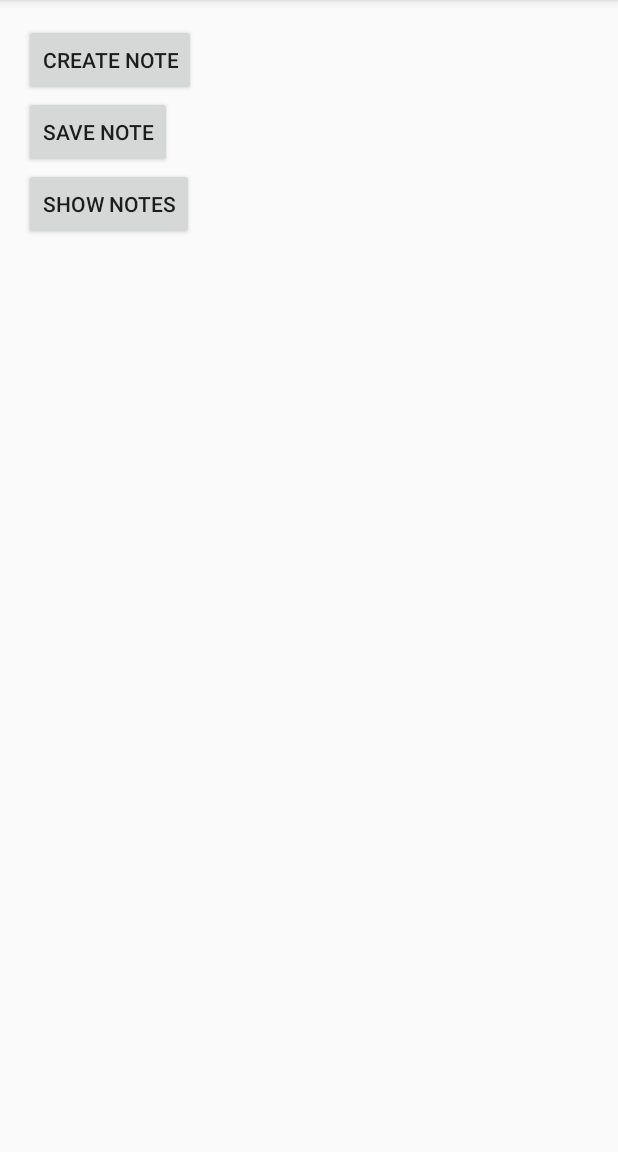
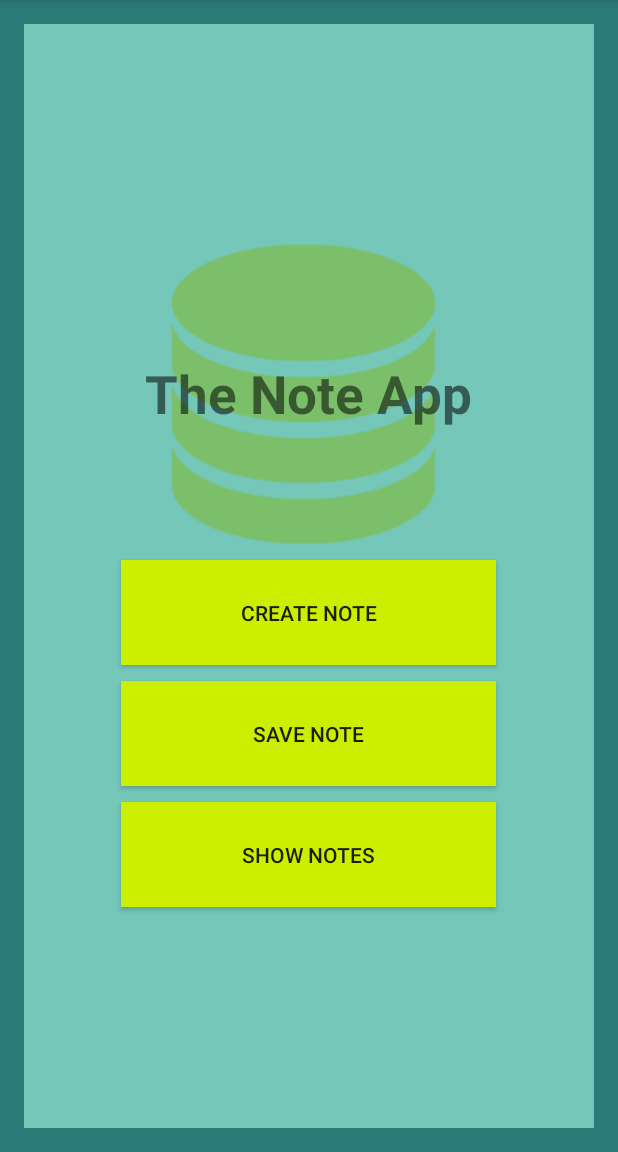
Before and after one commit to Jacobmose/ITSMAP, an Android app: the screen it shows after launch (MainActivity), on a phone screen of 412 x 824 dp, the part 84-1236 px from its top. Run offline under Robolectric (Android 15) with nearby library versions, the phone set to English and light mode, and no system bars.

Commit message:
App Pimped - error with startup icon - still needs to show note on activity 3
// Morten

```diff
--- a/Handins/Handin_3/H3_Group_4/app/build.gradle
+++ b/Handins/Handin_3/H3_Group_4/app/build.gradle
@@ -2,7 +2,7 @@ apply plugin: 'com.android.application'
 
 android {
     compileSdkVersion 23
-    buildToolsVersion "23.0.0"
+    buildToolsVersion "23.0.1"
 
     defaultConfig {
         applicationId "com.jacobmosehansen.h3_group_4"
@@ -21,5 +21,5 @@ android {
 
 dependencies {
     compile fileTree(dir: 'libs', include: ['*.jar'])
-    compile 'com.android.support:appcompat-v7:23.0.0'
+    compile 'com.android.support:appcompat-v7:23.0.1'
 }
--- a/Handins/Handin_3/H3_Group_4/app/src/main/AndroidManifest.xml
+++ b/Handins/Handin_3/H3_Group_4/app/src/main/AndroidManifest.xml
@@ -6,7 +6,7 @@
         android:allowBackup="true"
         android:icon="@mipmap/ic_launcher"
         android:label="@string/app_name"
-        android:theme="@style/AppTheme" >
+        android:theme="@style/AppTheme">
         <activity
             android:name=".MainActivity"
             android:label="@string/app_name" >
--- a/Handins/Handin_3/H3_Group_4/app/src/main/res/layout/activity_main.xml
+++ b/Handins/Handin_3/H3_Group_4/app/src/main/res/layout/activity_main.xml
@@ -3,44 +3,79 @@
     android:layout_height="match_parent" android:paddingLeft="@dimen/activity_horizontal_margin"
     android:paddingRight="@dimen/activity_horizontal_margin"
     android:paddingTop="@dimen/activity_vertical_margin"
-    android:paddingBottom="@dimen/activity_vertical_margin" tools:context=".MainActivity">
+    android:paddingBottom="@dimen/activity_vertical_margin" tools:context=".MainActivity"
+    android:background="@color/GreenBlue">
 
     <LinearLayout
         android:orientation="vertical"
         android:layout_width="match_parent"
-        android:layout_height="match_parent">
+        android:layout_height="match_parent"
+        android:gravity="center"
+        android:background="@color/LightGreenBlue">
+
+        <FrameLayout
+            android:layout_width="wrap_content"
+            android:layout_height="wrap_content">
+
+            <ImageView
+                android:layout_width="200dp"
+                android:layout_height="200dp"
+                android:id="@+id/imageView"
+                android:src="@drawable/database"
+                android:scaleType="fitXY"
+                android:layout_margin="5dp" />
+
+            <TextView
+                android:layout_width="wrap_content"
+                android:layout_height="wrap_content"
+                android:text="@string/The_Note_App"
+                android:id="@+id/textView"
+                android:layout_gravity="center"
+                android:textSize="35sp"
+                android:textStyle="bold"/>
+        </FrameLayout>
 
         <TableRow
-            android:layout_width="match_parent"
+            android:layout_width="wrap_content"
             android:layout_height="wrap_content">
 
             <Button
-                android:layout_width="wrap_content"
-                android:layout_height="fill_parent"
+                android:layout_width="250dp"
+                android:layout_height="70dp"
                 android:text="@string/btn_create"
-                android:id="@+id/btnCreate" />
+                android:id="@+id/btnCreate"
+                android:background="@color/Neon"
+                android:layout_margin="5dp" />
+
         </TableRow>
 
         <TableRow
-            android:layout_width="match_parent"
+            android:layout_width="wrap_content"
             android:layout_height="wrap_content">
 
             <Button
-                android:layout_width="wrap_content"
-                android:layout_height="fill_parent"
+                android:layout_width="250dp"
+                android:layout_height="70dp"
                 android:text="@string/btn_save"
-                android:id="@+id/btnSave" />
+                android:id="@+id/btnSave"
+                android:background="@color/Neon"
+                android:layout_margin="5dp" />
         </TableRow>
 
         <TableRow
-            android:layout_width="match_parent"
+            android:layout_width="wrap_content"
             android:layout_height="wrap_content">
 
             <Button
-                android:layout_width="wrap_content"
-                android:layout_height="fill_parent"
+                android:layout_width="250dp"
+                android:layout_height="70dp"
                 android:text="@string/btn_show"
-                android:id="@+id/btnShow" />
+                android:id="@+id/btnShow"
+                android:background="@color/Neon"
+                android:layout_margin="5dp" />
+
         </TableRow>
+
     </LinearLayout>
+
 </RelativeLayout>
--- /dev/null
+++ b/Handins/Handin_3/H3_Group_4/app/src/main/res/values/colors.xml
@@ -0,0 +1,6 @@
+<?xml version="1.0" encoding="utf-8"?>
+<resources>
+    <color name="GreenBlue">#2a7a78</color>
+    <color name="LightGreenBlue">#74c7b9</color>
+    <color name="Neon">#ccee00</color>
+</resources>
--- a/Handins/Handin_3/H3_Group_4/app/src/main/res/values/strings.xml
+++ b/Handins/Handin_3/H3_Group_4/app/src/main/res/values/strings.xml
@@ -3,6 +3,8 @@
 
     <string name="hello_world">Hello world!</string>
     <string name="action_settings">Settings</string>
+
+    <string name="The_Note_App">The Note App</string>
 
     <string name="btn_create">Create Note</string>
     <string name="btn_save">Save Note</string>
@@ -10,6 +12,7 @@
 
     <string name="btn_return_note">Return Note</string>
     <string name="btn_cancel_note">Cancel Note</string>
+    <string name="insert_note">Insert note</string>
 
     <string name="title_activity_2">Activity2</string>
     <string name="title_activity_3">Activity3</string>
```
Also changed, not shown: Handins/Handin_3/H3_Group_4/app/src/main/res/layout/activity_2.xml (+22 -10 lines), Handins/Handin_3/H3_Group_4/app/src/main/ic_launcher-web.png (added), Handins/Handin_3/H3_Group_4/app/src/main/res/drawable/database.png (added), Handins/Handin_3/H3_Group_4/app/src/main/res/mipmap-hdpi/ic_launcher.png, Handins/Handin_3/H3_Group_4/app/src/main/res/mipmap-mdpi/ic_launcher.png, Handins/Handin_3/H3_Group_4/app/src/main/res/mipmap-xhdpi/ic_launcher.png, Handins/Handin_3/H3_Group_4/app/src/main/res/mipmap-xxhdpi/ic_launcher.png, Handins/Handin_3/H3_Group_4/app/src/main/res/mipmap-xxxhdpi/ic_launcher.png (added), 1 other file.
